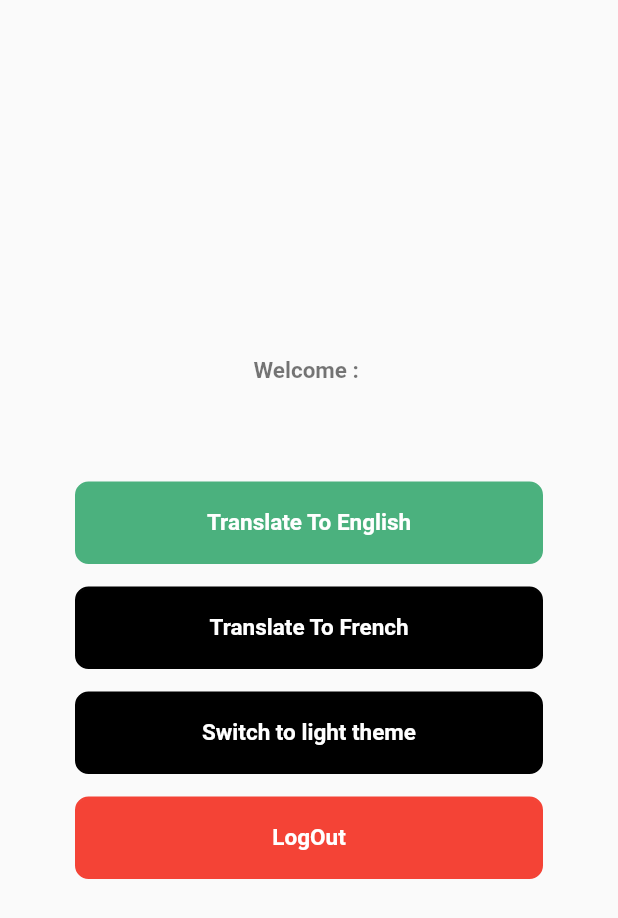
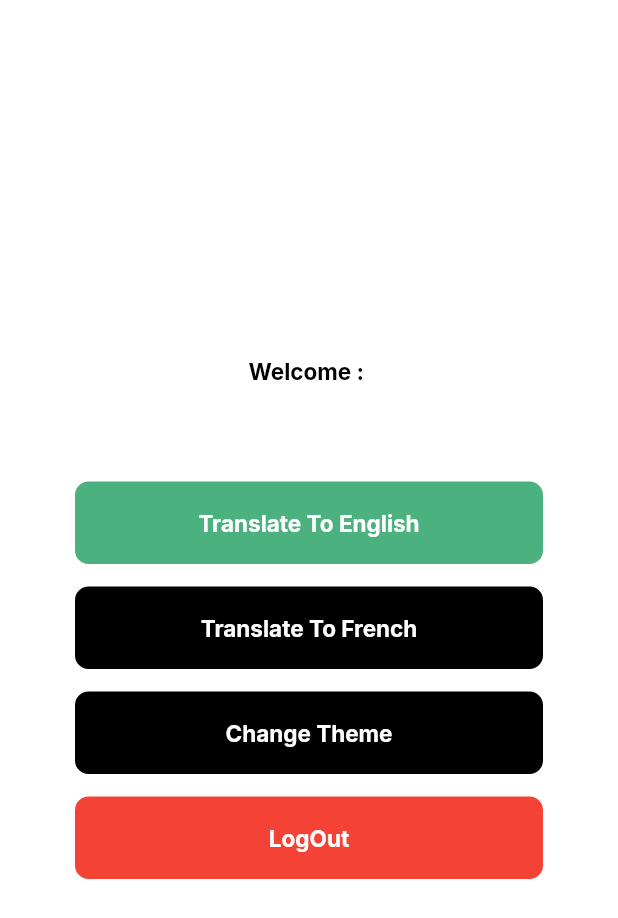
Before and after one commit to sohaibjameelkhan/update_test_task, a Flutter app: the DashBoardScreen screen opened by its route, on a phone screen of 412 x 824 dp. Shown: the top 918 px of the screen. Run offline on Flutter 3.47's test engine with Material 2 defaults, Android fonts, the phone set to English and light mode, and no system bars; our stand-ins replace cached_network_image, country_picker, dio, easy_localization, firebase_auth, firebase_core and 11 more; accounts and stored records are empty; generated files the repository leaves out were written again; statements that could not run were skipped.

Commit message:
theme fix done

```diff
--- a/lib/app.dart
+++ b/lib/app.dart
@@ -57,6 +57,8 @@ class AppMaterial extends StatelessWidget {
         locale: context.locale,
         title: 'TestApp',
         debugShowCheckedModeBanner: false,
+
+        // darkTheme: AppTheme.themeDarkData,
         theme: Provider.of<ThemeProvider>(context).currentTheme,
         //theme: AppTheme.themeData,
         routerConfig: routerConfigs,
--- a/lib/configs/helpers/theme_helper.dart
+++ b/lib/configs/helpers/theme_helper.dart
@@ -1,9 +1,98 @@
 import 'package:flutter/material.dart';
+import 'package:google_fonts/google_fonts.dart';
+
+import '../utils/app_colors.dart';
 
 enum ThemeType { light, dark }
 
+ThemeData currentTheme(context) => Theme.of(context);
+
+ColorScheme getColorScheme(context) => currentTheme(context).colorScheme;
+
+TextStyle? fontW7S12(context) => currentTheme(context).textTheme.headline1;
+
+TextStyle? fontW4S12(context) => currentTheme(context).textTheme.headline2;
+
+TextStyle? fontW3S12(context) => currentTheme(context).textTheme.headline3;
+
+TextStyle? fontTextField(context) => currentTheme(context).textTheme.headline3;
+
+Color primaryColor(context) => currentTheme(context).primaryColor;
+
+Color secondryColor(context) => getColorScheme(context).secondary;
+
+Color acentColor() => Colors.white;
+
+Color grayColor() => Colors.white;
+
 class ThemeProvider with ChangeNotifier {
-  ThemeData _currentTheme = ThemeData.light();
+  ThemeData _currentTheme = ThemeData.light().copyWith(
+    useMaterial3: true,
+
+    //fontFamily: GoogleFonts.inter(),
+    dialogBackgroundColor: Colors.white,
+    backgroundColor: AppColors.backgroundColor,
+    primaryColor: AppColors.appcolor,
+    bottomAppBarTheme: const BottomAppBarTheme(color: AppColors.whitecolor),
+    bottomSheetTheme:
+        const BottomSheetThemeData(backgroundColor: AppColors.whitecolor),
+
+    colorScheme:
+        ColorScheme.fromSwatch(accentColor: AppColors.appcolor).copyWith(
+      secondary: const Color(0xff70BC4E),
+
+      //brightness: Brightness.dark,
+    ),
+    dialogTheme: const DialogTheme(backgroundColor: AppColors.appcolor),
+    splashColor: Colors.transparent,
+    highlightColor: Colors.transparent,
+    brightness: Brightness.light,
+    scaffoldBackgroundColor: Colors.white,
+    timePickerTheme:
+        const TimePickerThemeData(backgroundColor: AppColors.whitecolor),
+    appBarTheme: const AppBarTheme(
+      color: Color(0xff70BC4E),
+      elevation: 0.0,
+      centerTitle: true,
+    ),
+    bottomAppBarColor: const Color(0xff70BC4E),
+    hintColor: Colors.white,
+    bottomNavigationBarTheme:
+        const BottomNavigationBarThemeData(backgroundColor: Color(0xff70BC4E)),
+    textTheme: TextTheme(
+      headline1: GoogleFonts.inter(
+        color: AppColors.blackColor,
+        fontWeight: FontWeight.w600,
+        fontStyle: FontStyle.normal,
+        fontSize: 28,
+      ),
+      //
+      // fontWeight: FontWeight.w500,
+      // fontFamily: 'Helvetica-Bold',
+      // fontStyle: FontStyle.normal,
+      // fontSize: 12,
+      // overflow: TextOverflow.ellipsis),
+      headline2: GoogleFonts.inter(
+        color: AppColors.blackColor,
+        fontWeight: FontWeight.w500,
+        fontSize: 20,
+        fontStyle: FontStyle.normal,
+      ),
+      headline3: GoogleFonts.inter(
+        color: AppColors.blackColor,
+        fontWeight: FontWeight.w400,
+        fontStyle: FontStyle.normal,
+        fontSize: 14,
+      ),
+
+      headline4: GoogleFonts.inter(
+        color: AppColors.textfieldColor,
+        fontWeight: FontWeight.w400,
+        fontStyle: FontStyle.normal,
+        fontSize: 13,
+      ),
+    ),
+  );
   ThemeType currentType = ThemeType.light;
 
   ThemeData get currentTheme => _currentTheme;
--- a/lib/configs/utils/theme.dart
+++ /dev/null
@@ -1,163 +0,0 @@
-import 'package:flutter/material.dart';
-import 'package:google_fonts/google_fonts.dart';
-
-import 'app_colors.dart';
-
-ThemeData currentTheme(context) => Theme.of(context);
-
-ColorScheme getColorScheme(context) => currentTheme(context).colorScheme;
-
-TextStyle? fontW7S12(context) => currentTheme(context).textTheme.headline1;
-
-TextStyle? fontW4S12(context) => currentTheme(context).textTheme.headline2;
-
-TextStyle? fontW3S12(context) => currentTheme(context).textTheme.headline3;
-
-TextStyle? fontTextField(context) => currentTheme(context).textTheme.headline3;
-
-Color primaryColor(context) => currentTheme(context).primaryColor;
-
-Color secondryColor(context) => getColorScheme(context).secondary;
-
-Color acentColor() => Colors.white;
-
-Color grayColor() => Colors.white;
-
-class AppTheme {
-  //
-  static var themeData = ThemeData(
-    useMaterial3: true,
-
-    //fontFamily: GoogleFonts.inter(),
-    dialogBackgroundColor: Colors.white,
-    backgroundColor: AppColors.backgroundColor,
-    primaryColor: AppColors.appcolor,
-    bottomAppBarTheme: const BottomAppBarTheme(color: AppColors.whitecolor),
-    bottomSheetTheme:
-        const BottomSheetThemeData(backgroundColor: AppColors.whitecolor),
-
-    colorScheme:
-        ColorScheme.fromSwatch(accentColor: AppColors.appcolor).copyWith(
-      secondary: const Color(0xff70BC4E),
-
-      //brightness: Brightness.dark,
-    ),
-    dialogTheme: const DialogTheme(backgroundColor: AppColors.appcolor),
-    splashColor: Colors.transparent,
-    highlightColor: Colors.transparent,
-    brightness: Brightness.light,
-    scaffoldBackgroundColor: Colors.white,
-    timePickerTheme:
-        const TimePickerThemeData(backgroundColor: AppColors.whitecolor),
-    appBarTheme: const AppBarTheme(
-      color: Color(0xff70BC4E),
-      elevation: 0.0,
-      centerTitle: true,
-    ),
-    bottomAppBarColor: const Color(0xff70BC4E),
-    hintColor: Colors.white,
-    bottomNavigationBarTheme:
-        const BottomNavigationBarThemeData(backgroundColor: Color(0xff70BC4E)),
-    textTheme: TextTheme(
-      headline1: GoogleFonts.inter(
-        color: AppColors.blackColor,
-        fontWeight: FontWeight.w600,
-        fontStyle: FontStyle.normal,
-        fontSize: 28,
-      ),
-      //
-      // fontWeight: FontWeight.w500,
-      // fontFamily: 'Helvetica-Bold',
-      // fontStyle: FontStyle.normal,
-      // fontSize: 12,
-      // overflow: TextOverflow.ellipsis),
-      headline2: GoogleFonts.inter(
-        color: AppColors.blackColor,
-        fontWeight: FontWeight.w500,
-        fontSize: 20,
-        fontStyle: FontStyle.normal,
-      ),
-      headline3: GoogleFonts.inter(
-        color: AppColors.blackColor,
-        fontWeight: FontWeight.w400,
-        fontStyle: FontStyle.normal,
-        fontSize: 14,
-      ),
-
-      headline4: GoogleFonts.inter(
-        color: AppColors.textfieldColor,
-        fontWeight: FontWeight.w400,
-        fontStyle: FontStyle.normal,
-        fontSize: 13,
-      ),
-    ),
-  );
-
-  static var themeDarkData = ThemeData(
-    useMaterial3: true,
-
-    //fontFamily: GoogleFonts.inter(),
-    dialogBackgroundColor: Colors.white,
-    backgroundColor: AppColors.backgroundColor,
-    primaryColor: AppColors.appcolor,
-    bottomAppBarTheme: const BottomAppBarTheme(color: AppColors.whitecolor),
-    bottomSheetTheme:
-        const BottomSheetThemeData(backgroundColor: AppColors.whitecolor),
-
-    colorScheme:
-        ColorScheme.fromSwatch(accentColor: AppColors.appcolor).copyWith(
-      secondary: const Color(0xff70BC4E),
-
-      //brightness: Brightness.dark,
-    ),
-    dialogTheme: const DialogTheme(backgroundColor: AppColors.appcolor),
-    splashColor: Colors.transparent,
-    highlightColor: Colors.transparent,
-    brightness: Brightness.light,
-    scaffoldBackgroundColor: Colors.white,
-    timePickerTheme:
-        const TimePickerThemeData(backgroundColor: AppColors.whitecolor),
-    appBarTheme: const AppBarTheme(
-      color: Color(0xff70BC4E),
-      elevation: 0.0,
-      centerTitle: true,
-    ),
-    bottomAppBarColor: const Color(0xff70BC4E),
-    hintColor: Colors.white,
-    bottomNavigationBarTheme:
-        const BottomNavigationBarThemeData(backgroundColor: Color(0xff70BC4E)),
-    textTheme: TextTheme(
-      headline1: GoogleFonts.inter(
-        color: AppColors.blackColor,
-        fontWeight: FontWeight.w600,
-        fontStyle: FontStyle.normal,
-        fontSize: 28,
-      ),
-      //
-      // fontWeight: FontWeight.w500,
-      // fontFamily: 'Helvetica-Bold',
-      // fontStyle: FontStyle.normal,
-      // fontSize: 12,
-      // overflow: TextOverflow.ellipsis),
-      headline2: GoogleFonts.inter(
-        color: AppColors.blackColor,
-        fontWeight: FontWeight.w500,
-        fontSize: 20,
-        fontStyle: FontStyle.normal,
-      ),
-      headline3: GoogleFonts.inter(
-        color: AppColors.blackColor,
-        fontWeight: FontWeight.w400,
-        fontStyle: FontStyle.normal,
-        fontSize: 14,
-      ),
-
-      headline4: GoogleFonts.inter(
-        color: AppColors.textfieldColor,
-        fontWeight: FontWeight.w400,
-        fontStyle: FontStyle.normal,
-        fontSize: 13,
-      ),
-    ),
-  );
-}
--- a/lib/src/commonwidget/button_widget.dart
+++ b/lib/src/commonwidget/button_widget.dart
@@ -1,8 +1,7 @@
-
 import 'package:flutter/material.dart';
 
+import '../../configs/helpers/theme_helper.dart';
 import '../../configs/utils/app_colors.dart';
-import '../../configs/utils/theme.dart';
 
 class CommonButtonWidget extends StatelessWidget {
   final String text;
--- a/lib/src/commonwidget/textfield_widget.dart
+++ b/lib/src/commonwidget/textfield_widget.dart
@@ -1,9 +1,8 @@
-
 import 'package:flutter/material.dart';
 import 'package:flutter/services.dart';
 
+import '../../configs/helpers/theme_helper.dart';
 import '../../configs/utils/app_colors.dart';
-import '../../configs/utils/theme.dart';
 
 class TextFieldWidget extends StatelessWidget {
   const TextFieldWidget(
--- a/lib/src/modules/myProfileModule/screens/dashboard_screen.dart
+++ b/lib/src/modules/myProfileModule/screens/dashboard_screen.dart
@@ -8,7 +8,6 @@ import 'package:test_project/src/modules/authenticationmodule/viewmodel/authenti
 
 import '../../../../configs/helpers/hive_local_storage.dart';
 import '../../../../configs/utils/local_storage_text_utils.dart';
-import '../../../../configs/utils/theme.dart';
 import '../../../../translations/locale_keys.g.dart';
 import '../../../commonwidget/button_widget.dart';
 import 'managing_profile.dart';
@@ -105,7 +104,7 @@ class _DashBoardScreenState extends State<DashBoardScreen> {
           ),
           Consumer<ThemeProvider>(builder: (context, themeProvider, __) {
             return CommonButtonWidget(
-                text: 'Switch to ${themeProvider.currentType.name} theme',
+                text: 'Change Theme',
                 backgroundcolor: AppColors.blackColor,
                 bordercolor: AppColors.blackColor,
                 textfont: 15,
--- a/lib/src/modules/myProfileModule/viewmodel/profile_viewmodel.dart
+++ b/lib/src/modules/myProfileModule/viewmodel/profile_viewmodel.dart
@@ -7,8 +7,8 @@ import 'package:image_picker/image_picker.dart';
 import 'package:test_project/configs/helpers/get_image_helpers.dart';
 import 'package:test_project/configs/utils/app_colors.dart';
 import 'package:test_project/configs/utils/snackbar_utils.dart';
-import 'package:test_project/configs/utils/theme.dart';
 
+import '../../../../configs/helpers/theme_helper.dart';
 import '../../../../configs/utils/api_endpoints.dart';
 import '../../../../configs/utils/log_utils.dart';
 import '../../../../translations/locale_keys.g.dart';
```
